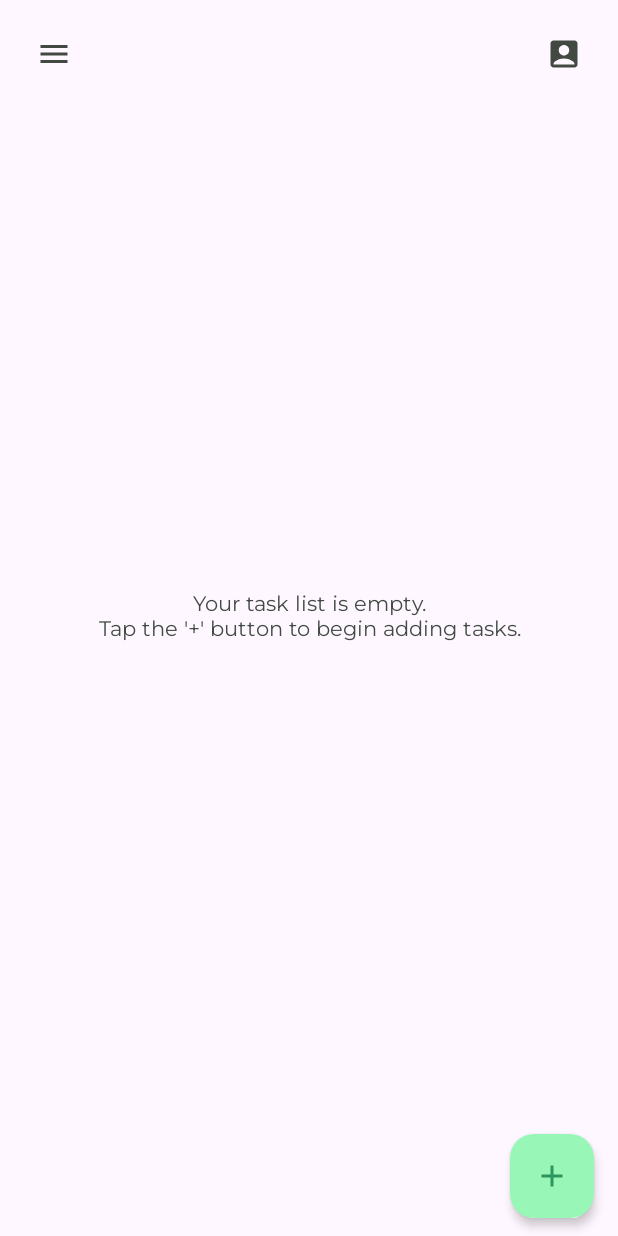
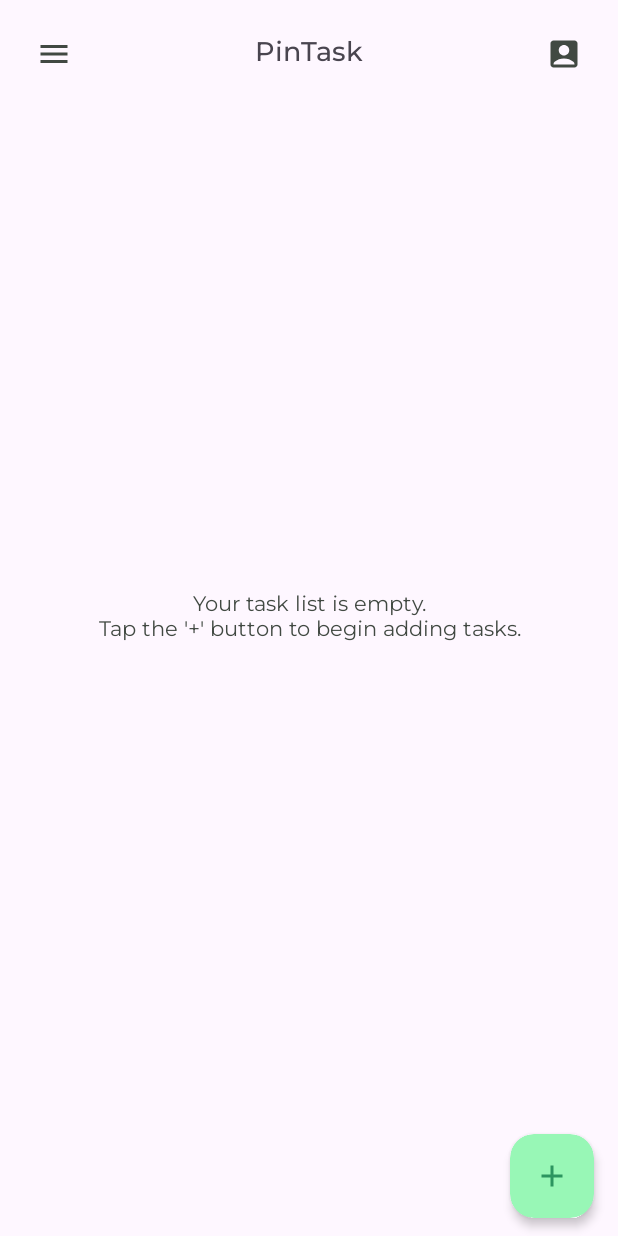
Before and after one commit to 1405yuga/PinTask, an Android app: the DisplayTaskFragment screen opened through its navigation route, on a phone screen of 412 x 824 dp. Run offline under Robolectric (Android 15) with nearby library versions, the phone set to English and light mode, and no system bars; our stand-ins replace Firebase (no records; nobody signed in at launch, a user with empty details on screens opened directly); 3 statements that could not run were skipped.

Commit message:
managed backgroundtint on click

```diff
--- a/app/src/main/res/drawable/floating_button_background.xml
+++ /dev/null
@@ -1,5 +0,0 @@
-<?xml version="1.0" encoding="utf-8"?>
-<shape android:shape="rectangle" xmlns:android="http://schemas.android.com/apk/res/android">
-<corners android:radius="16dp"/>
-    <solid android:color="@color/md_theme_primaryContainer"/>
-</shape>
--- a/app/src/main/res/layout/fragment_display_task.xml
+++ b/app/src/main/res/layout/fragment_display_task.xml
@@ -12,11 +12,13 @@
         android:layout_height="match_parent"
         android:orientation="vertical">
 
-        <FrameLayout
-            android:id="@+id/frame"
+        <LinearLayout
+            android:id="@+id/topAppBar"
             android:layout_width="match_parent"
             android:layout_height="wrap_content"
             android:fitsSystemWindows="true"
+            android:gravity="center"
+            android:orientation="horizontal"
             app:layout_constraintEnd_toEndOf="parent"
             app:layout_constraintStart_toStartOf="parent"
             app:layout_constraintTop_toTopOf="parent">
@@ -26,20 +28,33 @@
                 android:layout_width="wrap_content"
                 android:layout_height="wrap_content"
                 android:clickable="true"
+                android:contentDescription="Navigation button"
                 android:focusable="true"
+                android:foreground="?selectableItemBackground"
                 android:padding="24dp"
                 android:src="@drawable/baseline_menu_24" />
 
+            <TextView
+                android:layout_width="0dp"
+                android:layout_height="wrap_content"
+                android:layout_weight="1"
+                android:fontFamily="@font/montserrat_medium"
+                android:text="@string/app_name"
+                android:textAlignment="center"
+                android:textSize="18sp" />
+
             <ImageView
-                android:id="@+id/account_menu"
+                android:id="@+id/account_image"
                 android:layout_width="wrap_content"
                 android:layout_height="wrap_content"
                 android:layout_gravity="end"
                 android:clickable="true"
+                android:contentDescription="Account image"
                 android:focusable="true"
+                android:foreground="?selectableItemBackground"
                 android:padding="24dp"
                 android:src="@drawable/baseline_account_box_24" />
-        </FrameLayout>
+        </LinearLayout>
 
         <TextView
             android:layout_width="match_parent"
@@ -64,29 +79,39 @@
             android:layout_marginHorizontal="@dimen/fragment_margin_horizontal"
             android:layout_marginVertical="@dimen/fragment_margin_vertical"
             android:layout_weight="1"
-            android:visibility="invisible"
+            android:visibility="gone"
             app:layoutManager="androidx.recyclerview.widget.StaggeredGridLayoutManager"
             app:layout_behavior="@string/appbar_scrolling_view_behavior"
             app:layout_constraintBottom_toBottomOf="parent"
             app:layout_constraintEnd_toEndOf="parent"
             app:layout_constraintStart_toStartOf="parent"
-            app:layout_constraintTop_toBottomOf="@id/frame"
+            app:layout_constraintTop_toBottomOf="@id/topAppBar"
             app:spanCount="2" />
 
-        <ImageView
+        <com.google.android.material.card.MaterialCardView
             android:id="@+id/addTaskButton"
             android:layout_width="wrap_content"
             android:layout_height="wrap_content"
             android:layout_marginHorizontal="@dimen/fragment_margin_horizontal"
             android:layout_marginVertical="@dimen/fragment_margin_vertical"
-            android:background="@drawable/floating_button_background"
+            android:backgroundTint="@color/md_theme_primaryContainer"
             android:clickable="true"
-            android:elevation="4dp"
-            android:gravity="center"
-            android:padding="16dp"
-            android:src="@drawable/baseline_add_24"
+            android:focusable="true"
+            app:cardCornerRadius="16dp"
+            app:cardElevation="4dp"
             app:layout_constraintBottom_toBottomOf="parent"
-            app:layout_constraintEnd_toEndOf="parent" />
+            app:layout_constraintEnd_toEndOf="parent"
+            app:strokeWidth="0dp">
+
+            <ImageView
+                android:layout_width="wrap_content"
+                android:layout_height="wrap_content"
+                android:contentDescription="add button"
+                android:gravity="center"
+                android:padding="16dp"
+                android:src="@drawable/baseline_add_24" />
+
+        </com.google.android.material.card.MaterialCardView>
     </androidx.constraintlayout.widget.ConstraintLayout>
 
     <com.google.android.material.navigation.NavigationView
```
